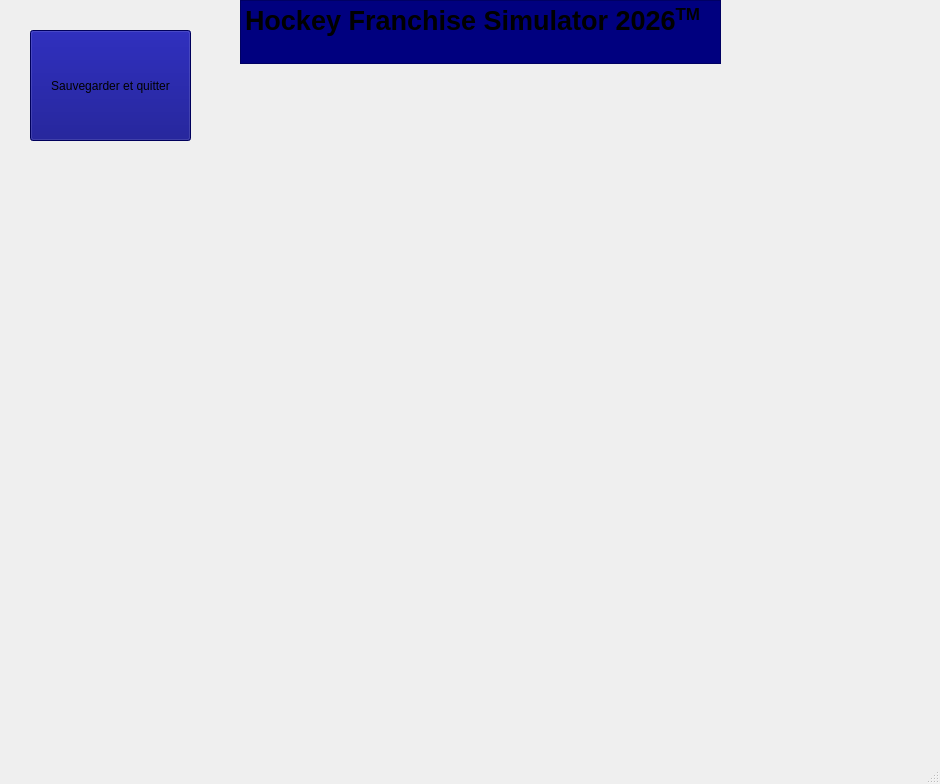
This is mainwindow.ui in cgiroux527/PROJET_HOCKEY_SIMULATOR as Qt 5 draws it before an edit. The edited form follows.
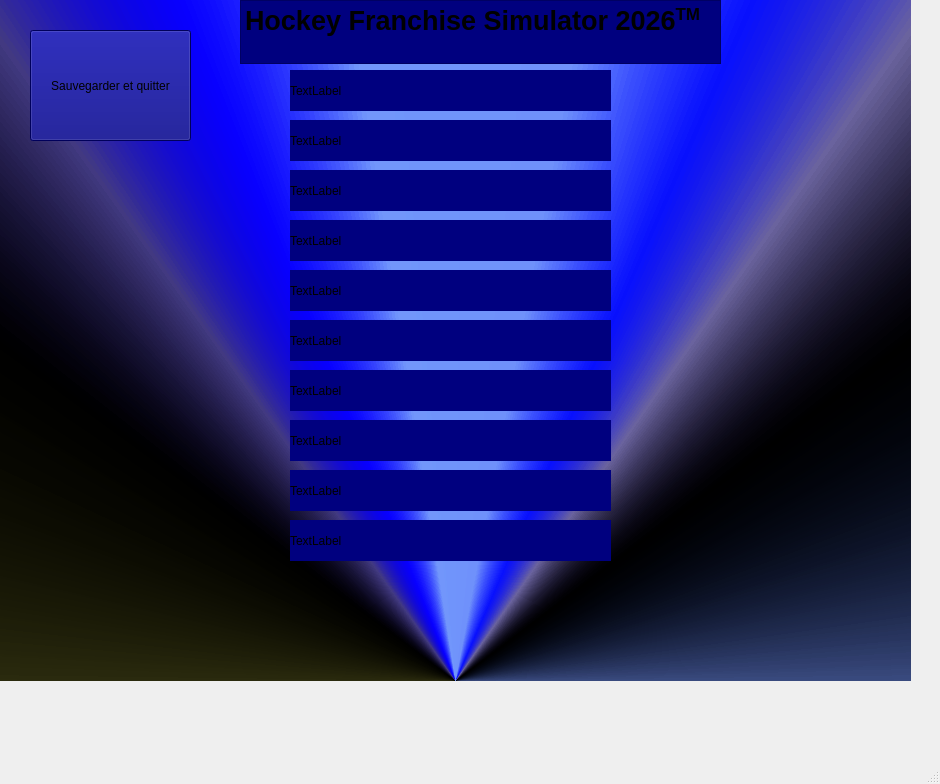
This is the edited form.

Diff of the .ui file:
```diff
--- a/mainwindow.ui
+++ b/mainwindow.ui
@@ -29,6 +29,9 @@
       <height>681</height>
      </rect>
     </property>
+    <property name="styleSheet">
+     <string notr="true">background-color: qconicalgradient(cx:0.5, cy:1, angle:270, stop:0.19 rgba(0, 61, 255, 69), stop:0.375 rgba(0, 0, 0, 255), stop:0.423533 rgba(12, 0, 101, 90), stop:0.45 rgba(0, 8, 255, 208), stop:0.477581 rgba(71, 115, 255, 130), stop:0.518717 rgba(74, 122, 255, 130), stop:0.54661 rgba(8, 0, 255, 255), stop:0.57754 rgba(11, 0, 95, 130), stop:0.625 rgba(0, 0, 0, 255), stop:1 rgba(255, 255, 0, 69));</string>
+    </property>
     <property name="currentIndex">
      <number>2</number>
     </property>
@@ -664,6 +667,166 @@
        <string>Sauvegarder et quitter</string>
       </property>
      </widget>
+     <widget class="QLabel" name="LabelResult1">
+      <property name="geometry">
+       <rect>
+        <x>290</x>
+        <y>70</y>
+        <width>321</width>
+        <height>41</height>
+       </rect>
+      </property>
+      <property name="styleSheet">
+       <string notr="true">background-color: rgb(0, 0, 127);</string>
+      </property>
+      <property name="text">
+       <string>TextLabel</string>
+      </property>
+     </widget>
+     <widget class="QLabel" name="LabelResult2">
+      <property name="geometry">
+       <rect>
+        <x>290</x>
+        <y>120</y>
+        <width>321</width>
+        <height>41</height>
+       </rect>
+      </property>
+      <property name="styleSheet">
+       <string notr="true">background-color: rgb(0, 0, 127);</string>
+      </property>
+      <property name="text">
+       <string>TextLabel</string>
+      </property>
+     </widget>
+     <widget class="QLabel" name="LabelResult3">
+      <property name="geometry">
+       <rect>
+        <x>290</x>
+        <y>170</y>
+        <width>321</width>
+        <height>41</height>
+       </rect>
+      </property>
+      <property name="styleSheet">
+       <string notr="true">background-color: rgb(0, 0, 127);</string>
+      </property>
+      <property name="text">
+       <string>TextLabel</string>
+      </property>
+     </widget>
+     <widget class="QLabel" name="LabelResult4">
+      <property name="geometry">
+       <rect>
+        <x>290</x>
+        <y>220</y>
+        <width>321</width>
+        <height>41</height>
+       </rect>
+      </property>
+      <property name="styleSheet">
+       <string notr="true">background-color: rgb(0, 0, 127);</string>
+      </property>
+      <property name="text">
+       <string>TextLabel</string>
+      </property>
+     </widget>
+     <widget class="QLabel" name="LabelResult5">
+      <property name="geometry">
+       <rect>
+        <x>290</x>
+        <y>270</y>
+        <width>321</width>
+        <height>41</height>
+       </rect>
+      </property>
+      <property name="styleSheet">
+       <string notr="true">background-color: rgb(0, 0, 127);</string>
+      </property>
+      <property name="text">
+       <string>TextLabel</string>
+      </property>
+     </widget>
+     <widget class="QLabel" name="LabelResult6">
+      <property name="geometry">
+       <rect>
+        <x>290</x>
+        <y>320</y>
+        <width>321</width>
+        <height>41</height>
+       </rect>
+      </property>
+      <property name="styleSheet">
+       <string notr="true">background-color: rgb(0, 0, 127);</string>
+      </property>
+      <property name="text">
+       <string>TextLabel</string>
+      </property>
+     </widget>
+     <widget class="QLabel" name="LabelResult7">
+      <property name="geometry">
+       <rect>
+        <x>290</x>
+        <y>370</y>
+        <width>321</width>
+        <height>41</height>
+       </rect>
+      </property>
+      <property name="styleSheet">
+       <string notr="true">background-color: rgb(0, 0, 127);</string>
+      </property>
+      <property name="text">
+       <string>TextLabel</string>
+      </property>
+     </widget>
+     <widget class="QLabel" name="LabelResult8">
+      <property name="geometry">
+       <rect>
+        <x>290</x>
+        <y>420</y>
+        <width>321</width>
+        <height>41</height>
+       </rect>
+      </property>
+      <property name="styleSheet">
+       <string notr="true">background-color: rgb(0, 0, 127);</string>
+      </property>
+      <property name="text">
+       <string>TextLabel</string>
+      </property>
+     </widget>
+     <widget class="QLabel" name="LabelResult9">
+      <property name="geometry">
+       <rect>
+        <x>290</x>
+        <y>470</y>
+        <width>321</width>
+        <height>41</height>
+       </rect>
+      </property>
+      <property name="styleSheet">
+       <string notr="true">background-color: rgb(0, 0, 127);</string>
+      </property>
+      <property name="text">
+       <string>TextLabel</string>
+      </property>
+     </widget>
+     <widget class="QLabel" name="LabelResult10">
+      <property name="geometry">
+       <rect>
+        <x>290</x>
+        <y>520</y>
+        <width>321</width>
+        <height>41</height>
+       </rect>
+      </property>
+      <property name="styleSheet">
+       <string notr="true">background-color: rgb(0, 0, 127);</string>
+      </property>
+      <property name="text">
+       <string>TextLabel</string>
+      </property>
+     </widget>
     </widget>
    </widget>
   </widget>
```
